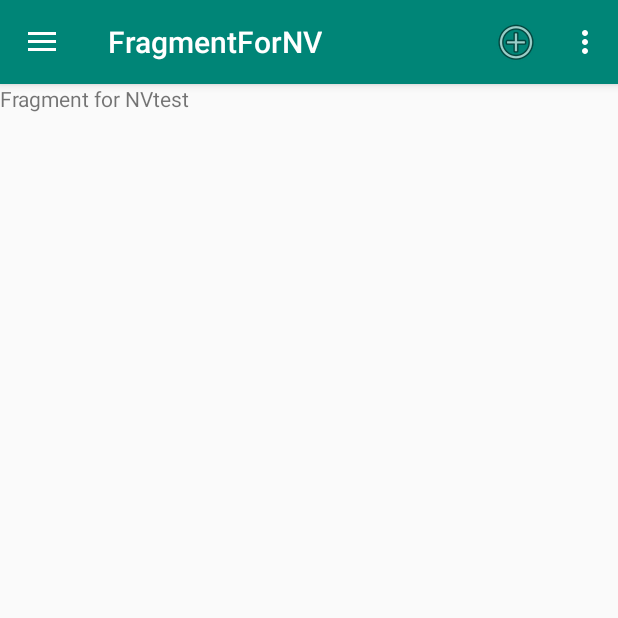
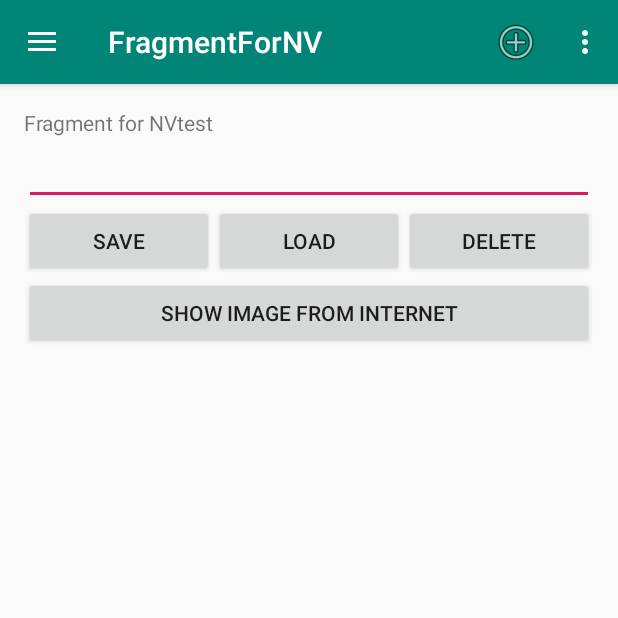
Before and after one commit to CasperKHV/Weather, an Android app: the screen it shows after launch (MainActivity), in the side drawer, after a tap on "FragmentForNV", on a phone screen of 412 x 824 dp, the top half of it. Run offline under Robolectric (Android 15) with nearby library versions, the phone set to English and light mode, and no system bars; our stand-ins replace navigation-ui; pictures from the network do not load.

Commit message:
Save file in internal Storage and show Image from Internet with Glide

```diff
--- a/app/build.gradle
+++ b/app/build.gradle
@@ -38,6 +38,7 @@ dependencies {
     implementation 'com.squareup.retrofit2:retrofit:2.9.0'
     implementation 'com.squareup.retrofit2:converter-gson:2.9.0'
     implementation 'androidx.legacy:legacy-support-v4:1.0.0'
+    implementation 'com.github.bumptech.glide:glide:4.11.0'
     testImplementation 'junit:junit:4.12'
     androidTestImplementation 'androidx.test.ext:junit:1.1.1'
     androidTestImplementation 'androidx.test.espresso:espresso-core:3.2.0'
--- a/app/src/main/AndroidManifest.xml
+++ b/app/src/main/AndroidManifest.xml
@@ -3,6 +3,7 @@
     package="com.example.coloreffect">
 
     <uses-permission android:name="android.permission.INTERNET"/>
+    <uses-permission android:name="android.permission.WRITE_EXTERNAL_STORAGE"/>
 
     <application
         android:allowBackup="true"
--- a/app/src/main/java/com/example/coloreffect/CitiesListFragment.java
+++ b/app/src/main/java/com/example/coloreffect/CitiesListFragment.java
@@ -131,6 +131,7 @@ public class CitiesListFragment extends Fragment {
 
     private void showActivity(int categoryId) {
         new Thread() {
+            @Override
             public void run() {
                 Controller controller = new Controller();
                 String resultPressure = null;
--- a/app/src/main/java/com/example/coloreffect/MainActivity.java
+++ b/app/src/main/java/com/example/coloreffect/MainActivity.java
@@ -8,6 +8,7 @@ import android.view.Gravity;
 import android.view.Menu;
 import android.view.MenuItem;
 import android.view.View;
+import android.widget.ImageView;
 import android.widget.TextView;
 import android.widget.Toast;
 
@@ -49,7 +50,6 @@ public class MainActivity extends AppCompatActivity implements CitiesListFragmen
         NavController navController = Navigation.findNavController(this, R.id.nav_host_fragment);
         NavigationUI.setupActionBarWithNavController(this, navController, mAppBarConfiguration);
         NavigationUI.setupWithNavController(navigationView, navController);
-
 
     }
 
@@ -109,7 +109,7 @@ public class MainActivity extends AppCompatActivity implements CitiesListFragmen
             if (requestCode == CitiesListFragment.REQUEST_CODE && data != null) {
                 descriptionText.setText(data.getStringExtra(CitiesListFragment.RESULT_OK_STRING));
             }
-            SharedPreferences sharedPreferences = getSharedPreferences(CitiesListFragment.SAVED_CITY,MODE_PRIVATE);
+            SharedPreferences sharedPreferences = getSharedPreferences(CitiesListFragment.SAVED_CITY, MODE_PRIVATE);
             sharedPreferences.edit().putInt(CitiesListFragment.PREVIOUS_WEATHER_ID, -1).apply();
         }
     }
--- a/app/src/main/res/layout/fragment_for_n_v.xml
+++ b/app/src/main/res/layout/fragment_for_n_v.xml
@@ -1,8 +1,13 @@
 <?xml version="1.0" encoding="utf-8"?>
-<FrameLayout xmlns:android="http://schemas.android.com/apk/res/android"
+<LinearLayout xmlns:android="http://schemas.android.com/apk/res/android"
     xmlns:tools="http://schemas.android.com/tools"
     android:layout_width="match_parent"
-    android:layout_height="match_parent"
+    android:layout_height="wrap_content"
+    android:orientation="vertical"
+    android:paddingLeft="@dimen/padding_for_fragment_for_NV"
+    android:paddingTop="@dimen/padding_for_fragment_for_NV"
+    android:paddingRight="@dimen/padding_for_fragment_for_NV"
+    android:paddingBottom="@dimen/padding_for_fragment_for_NV"
     tools:context=".FragmentForNV">
 
     <TextView
@@ -10,4 +15,50 @@
         android:layout_height="match_parent"
         android:text="@string/hello_blank_fragment" />
 
-</FrameLayout>
+    <EditText
+        android:id="@+id/edit_text_for_NV"
+        android:layout_width="match_parent"
+        android:layout_height="wrap_content"
+        android:ems="10"
+        android:inputType="textMultiLine" />
+
+    <LinearLayout
+        android:layout_width="match_parent"
+        android:layout_height="wrap_content"
+        android:orientation="horizontal">
+
+        <Button
+            android:id="@+id/buttonSavePrivate"
+            android:layout_width="wrap_content"
+            android:layout_height="wrap_content"
+            android:layout_weight="1"
+            android:text="@string/button_save" />
+
+        <Button
+            android:id="@+id/buttonLoadPrivate"
+            android:layout_width="wrap_content"
+            android:layout_height="wrap_content"
+            android:layout_weight="1"
+            android:text="@string/button_load" />
+
+        <Button
+            android:id="@+id/buttonDeletePrivate"
+            android:layout_width="wrap_content"
+            android:layout_height="wrap_content"
+            android:layout_weight="1"
+            android:text="@string/button_delete" />
+    </LinearLayout>
+
+    <Button
+        android:id="@+id/showImageFromInternet"
+        android:layout_width="match_parent"
+        android:layout_height="wrap_content"
+        android:text="@string/show_image_from_internet" />
+
+    <ImageView
+        android:id="@+id/imageFromInternet"
+        android:layout_width="wrap_content"
+        android:layout_height="wrap_content" />
+
+
+</LinearLayout>
--- a/app/src/main/res/values/dimens.xml
+++ b/app/src/main/res/values/dimens.xml
@@ -8,4 +8,5 @@
     <dimen name="nav_header_vertical_spacing">8dp</dimen>
     <dimen name="nav_header_height">176dp</dimen>
     <dimen name="fab_margin">16dp</dimen>
+    <dimen name="padding_for_fragment_for_NV">16dp</dimen>
 </resources>
--- a/app/src/main/res/values/strings.xml
+++ b/app/src/main/res/values/strings.xml
@@ -62,6 +62,13 @@
     <string name="for_wind">\ м/с, \</string>
     <string name="for_wind_beggining">\Wind: \</string>
     <string name="for_feels_beggining">\Feels like: \</string>
+    <string name="button_save">Save</string>
+    <string name="button_load">Load</string>
+    <string name="button_delete">Delete</string>
+    <string name="toast_external_storage_not_found">External storage is not found</string>
+    <string name="toast_file_deleted">File is deleted</string>
+    <string name="toast_file_not_exist">File is not exist</string>
+    <string name="show_image_from_internet">SHOW IMAGE FROM INTERNET</string>
 
     <string-array name="city_names">
         <item>Khabarovsk,ru</item>
```
Also changed, not shown: app/src/main/java/com/example/coloreffect/FragmentForNV.java (+195 -1 lines), 1 other file.
